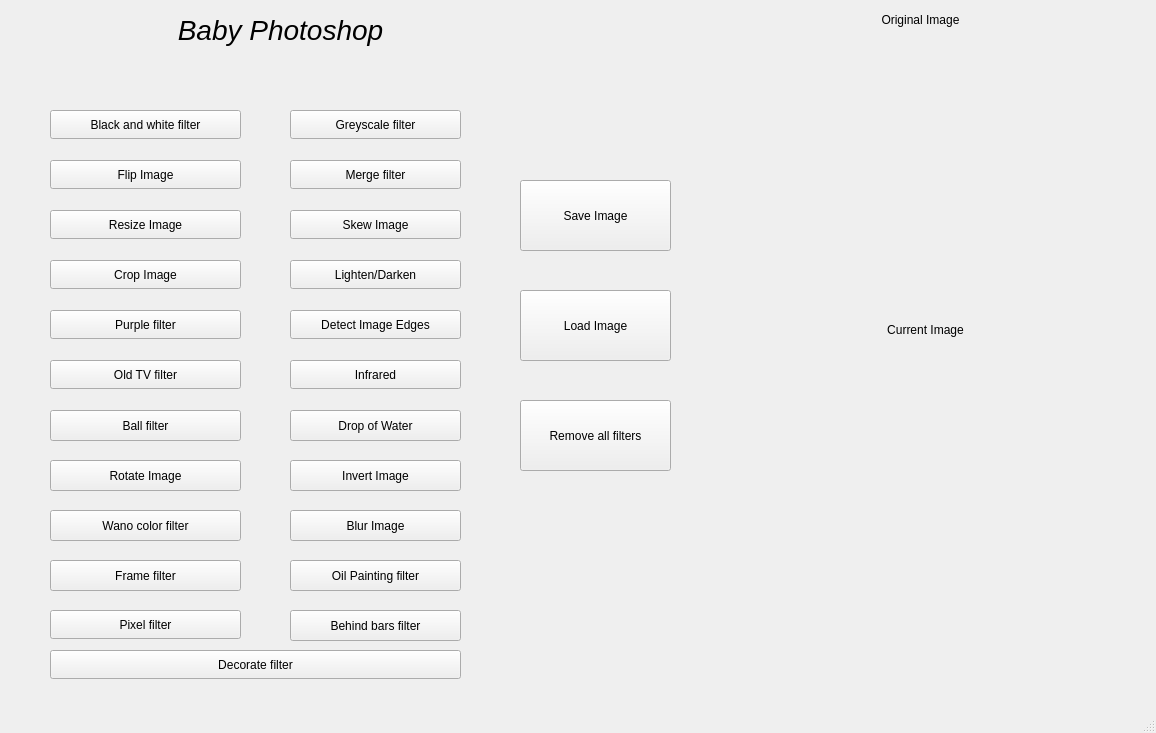
First picture: the form in mainwindow.ui, repository Ezay06/Qt_Filter, before the edit.
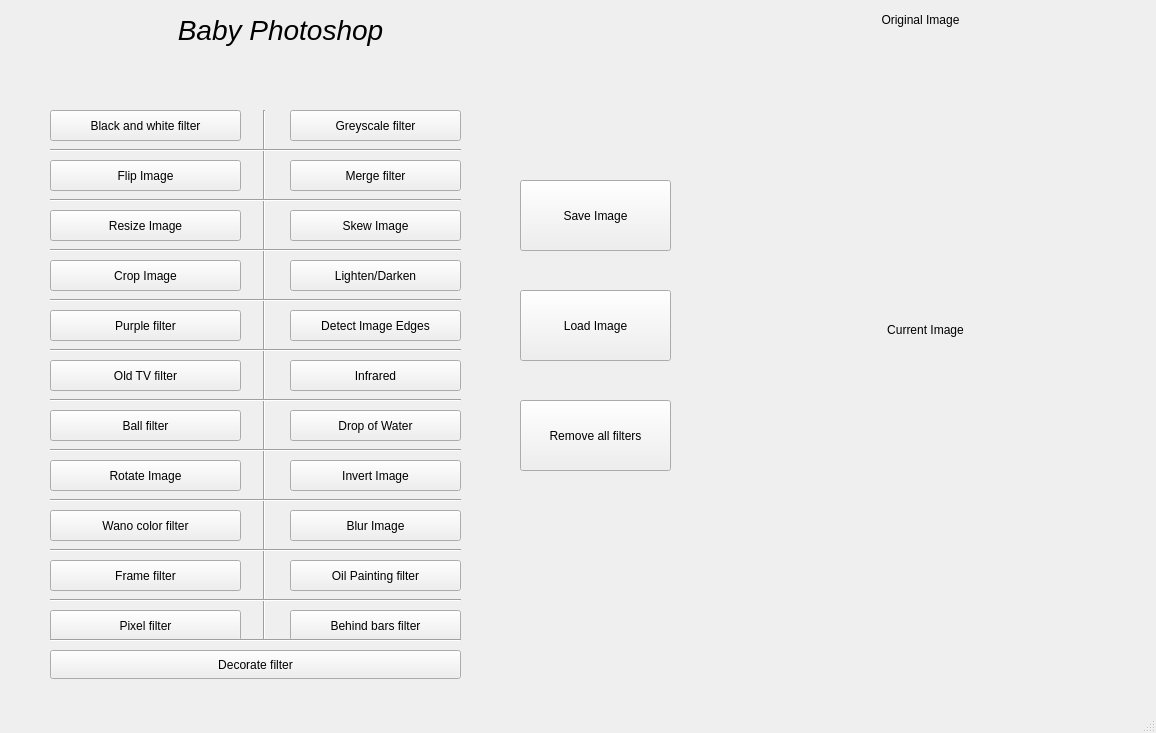
Second picture: the form after the edit. The open tabs and pages were chosen to show the change.

```diff
--- a/mainwindow.ui
+++ b/mainwindow.ui
@@ -73,7 +73,7 @@
         <x>50</x>
         <y>110</y>
         <width>191</width>
-        <height>29</height>
+        <height>31</height>
        </rect>
       </property>
       <property name="font">
@@ -93,7 +93,7 @@
         <x>50</x>
         <y>160</y>
         <width>191</width>
-        <height>29</height>
+        <height>31</height>
        </rect>
       </property>
       <property name="text">
@@ -106,7 +106,7 @@
         <x>50</x>
         <y>310</y>
         <width>191</width>
-        <height>29</height>
+        <height>31</height>
        </rect>
       </property>
       <property name="text">
@@ -119,7 +119,7 @@
         <x>50</x>
         <y>360</y>
         <width>191</width>
-        <height>29</height>
+        <height>31</height>
        </rect>
       </property>
       <property name="text">
@@ -132,7 +132,7 @@
         <x>50</x>
         <y>260</y>
         <width>191</width>
-        <height>29</height>
+        <height>31</height>
        </rect>
       </property>
       <property name="text">
@@ -145,7 +145,7 @@
         <x>50</x>
         <y>210</y>
         <width>191</width>
-        <height>29</height>
+        <height>31</height>
        </rect>
       </property>
       <property name="text">
@@ -158,7 +158,7 @@
         <x>290</x>
         <y>110</y>
         <width>171</width>
-        <height>29</height>
+        <height>31</height>
        </rect>
       </property>
       <property name="font">
@@ -176,7 +176,7 @@
         <x>290</x>
         <y>160</y>
         <width>171</width>
-        <height>29</height>
+        <height>31</height>
        </rect>
       </property>
       <property name="text">
@@ -189,7 +189,7 @@
         <x>290</x>
         <y>260</y>
         <width>171</width>
-        <height>29</height>
+        <height>31</height>
        </rect>
       </property>
       <property name="text">
@@ -202,7 +202,7 @@
         <x>290</x>
         <y>310</y>
         <width>171</width>
-        <height>29</height>
+        <height>31</height>
        </rect>
       </property>
       <property name="text">
@@ -215,7 +215,7 @@
         <x>290</x>
         <y>360</y>
         <width>171</width>
-        <height>29</height>
+        <height>31</height>
        </rect>
       </property>
       <property name="text">
@@ -267,7 +267,7 @@
         <x>290</x>
         <y>210</y>
         <width>171</width>
-        <height>29</height>
+        <height>31</height>
        </rect>
       </property>
       <property name="text">
@@ -397,7 +397,7 @@
         <x>50</x>
         <y>610</y>
         <width>191</width>
-        <height>29</height>
+        <height>31</height>
        </rect>
       </property>
       <property name="text">
@@ -430,6 +430,169 @@
        <string>Decorate filter</string>
       </property>
      </widget>
+     <widget class="Line" name="middleline">
+      <property name="geometry">
+       <rect>
+        <x>249</x>
+        <y>110</y>
+        <width>31</width>
+        <height>531</height>
+       </rect>
+      </property>
+      <property name="font">
+       <font>
+        <family>Segoe UI Historic</family>
+        <pointsize>9</pointsize>
+        <bold>true</bold>
+       </font>
+      </property>
+      <property name="orientation">
+       <enum>Qt::Vertical</enum>
+      </property>
+     </widget>
+     <widget class="Line" name="line">
+      <property name="geometry">
+       <rect>
+        <x>50</x>
+        <y>140</y>
+        <width>411</width>
+        <height>20</height>
+       </rect>
+      </property>
+      <property name="orientation">
+       <enum>Qt::Horizontal</enum>
+      </property>
+     </widget>
+     <widget class="Line" name="line_2">
+      <property name="geometry">
+       <rect>
+        <x>50</x>
+        <y>190</y>
+        <width>411</width>
+        <height>20</height>
+       </rect>
+      </property>
+      <property name="orientation">
+       <enum>Qt::Horizontal</enum>
+      </property>
+     </widget>
+     <widget class="Line" name="line_3">
+      <property name="geometry">
+       <rect>
+        <x>50</x>
+        <y>240</y>
+        <width>411</width>
+        <height>20</height>
+       </rect>
+      </property>
+      <property name="orientation">
+       <enum>Qt::Horizontal</enum>
+      </property>
+     </widget>
+     <widget class="Line" name="line_4">
+      <property name="geometry">
+       <rect>
+        <x>50</x>
+        <y>290</y>
+        <width>411</width>
+        <height>20</height>
+       </rect>
+      </property>
+      <property name="orientation">
+       <enum>Qt::Horizontal</enum>
+      </property>
+     </widget>
+     <widget class="Line" name="line_5">
+      <property name="geometry">
+       <rect>
+        <x>50</x>
+        <y>340</y>
+        <width>411</width>
+        <height>20</height>
+       </rect>
+      </property>
+      <property name="orientation">
+       <enum>Qt::Horizontal</enum>
+      </property>
+     </widget>
+     <widget class="Line" name="line_6">
+      <property name="geometry">
+       <rect>
+        <x>50</x>
+        <y>390</y>
+        <width>411</width>
+        <height>20</height>
+       </rect>
+      </property>
+      <property name="orientation">
+       <enum>Qt::Horizontal</enum>
+      </property>
+     </widget>
+     <widget class="Line" name="line_7">
+      <property name="geometry">
+       <rect>
+        <x>50</x>
+        <y>440</y>
+        <width>411</width>
+        <height>20</height>
+       </rect>
+      </property>
+      <property name="orientation">
+       <enum>Qt::Horizontal</enum>
+      </property>
+     </widget>
+     <widget class="Line" name="line_8">
+      <property name="geometry">
+       <rect>
+        <x>50</x>
+        <y>490</y>
+        <width>411</width>
+        <height>20</height>
+       </rect>
+      </property>
+      <property name="orientation">
+       <enum>Qt::Horizontal</enum>
+      </property>
+     </widget>
+     <widget class="Line" name="line_9">
+      <property name="geometry">
+       <rect>
+        <x>50</x>
+        <y>540</y>
+        <width>411</width>
+        <height>20</height>
+       </rect>
+      </property>
+      <property name="orientation">
+       <enum>Qt::Horizontal</enum>
+      </property>
+     </widget>
+     <widget class="Line" name="line_10">
+      <property name="geometry">
+       <rect>
+        <x>50</x>
+        <y>590</y>
+        <width>411</width>
+        <height>20</height>
+       </rect>
+      </property>
+      <property name="orientation">
+       <enum>Qt::Horizontal</enum>
+      </property>
+     </widget>
+     <widget class="Line" name="line_11">
+      <property name="geometry">
+       <rect>
+        <x>50</x>
+        <y>630</y>
+        <width>411</width>
+        <height>20</height>
+       </rect>
+      </property>
+      <property name="orientation">
+       <enum>Qt::Horizontal</enum>
+      </property>
+     </widget>
     </widget>
     <widget class="QWidget" name="black_and_white"/>
     <widget class="QWidget" name="flip">
```
Left out of the diff: 19 changed lines with no effect on the pictures.
